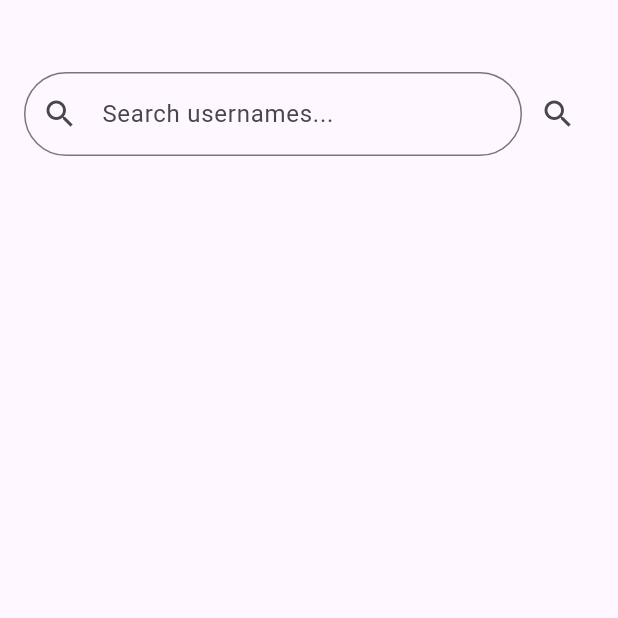
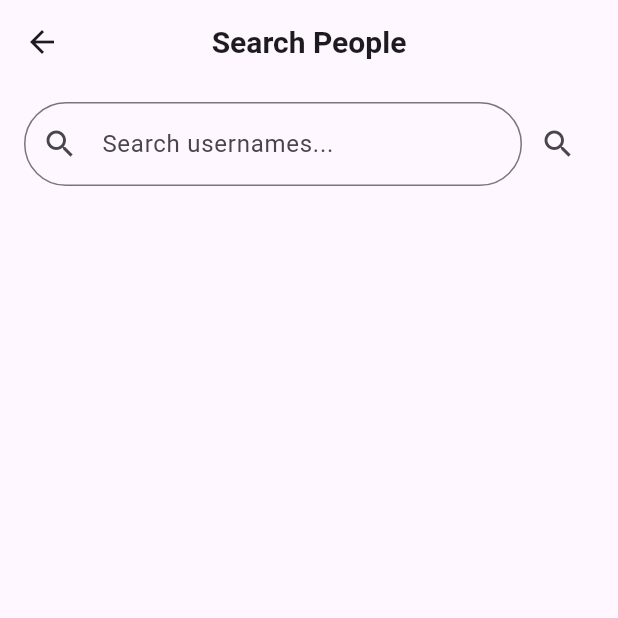
Before and after one commit to Atharv-iitr/Hangout-Planner-App, a Flutter app: the SearchPage screen opened by its route, on a phone screen of 412 x 824 dp, the top half of it. Run offline on Flutter 3.47's test engine with Material 3 defaults, Android fonts, the phone set to English and light mode, and no system bars; our stand-ins replace cloud_firestore, firebase_auth, firebase_core; accounts and stored records are empty.

Commit message:
search abb bar

```diff
--- a/lib/Pages/search.dart
+++ b/lib/Pages/search.dart
@@ -85,10 +85,19 @@ class _SearchPageState extends State<SearchPage> {
   @override
   Widget build(BuildContext context) {
     return Scaffold(
+      appBar: AppBar(
+        title: const Text('Search People',
+        style: TextStyle(
+          fontWeight: FontWeight.bold,
+          fontSize: 20,
+        ),
+        ),
+        centerTitle: true,
+      ),
       body: Column(
         children: [
           Padding(
-            padding: const EdgeInsets.fromLTRB(16, 48, 16, 16),
+            padding: const EdgeInsets.fromLTRB(16, 12, 16, 16),
             child: Row(
               children: [
                 Expanded(
```
